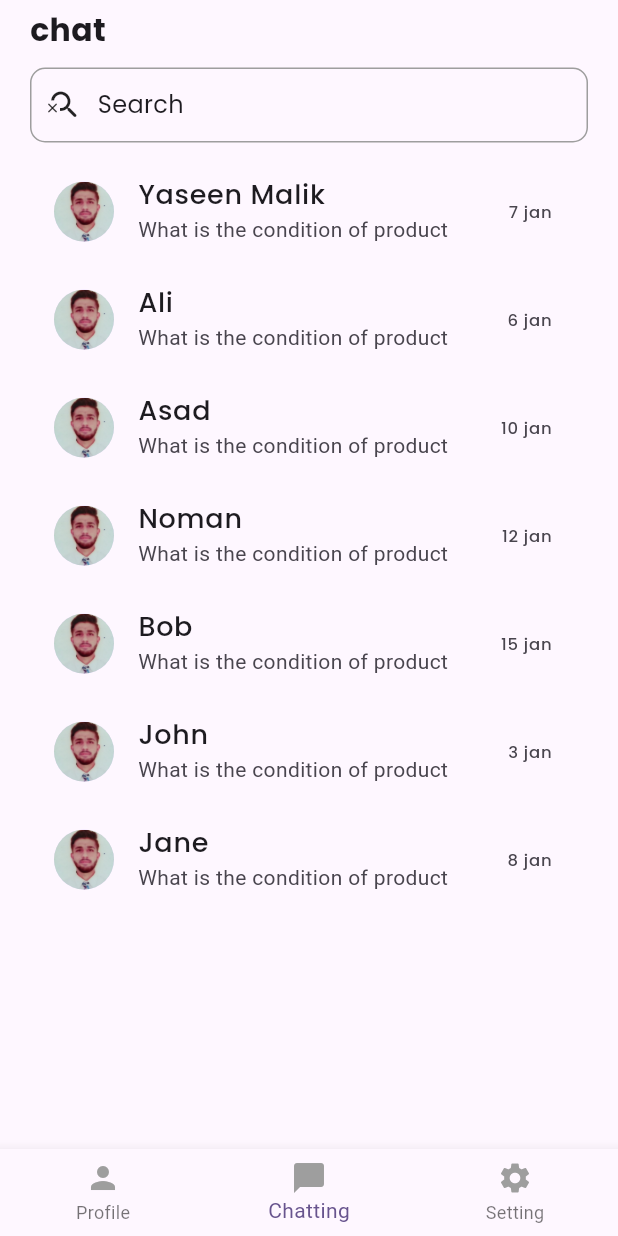
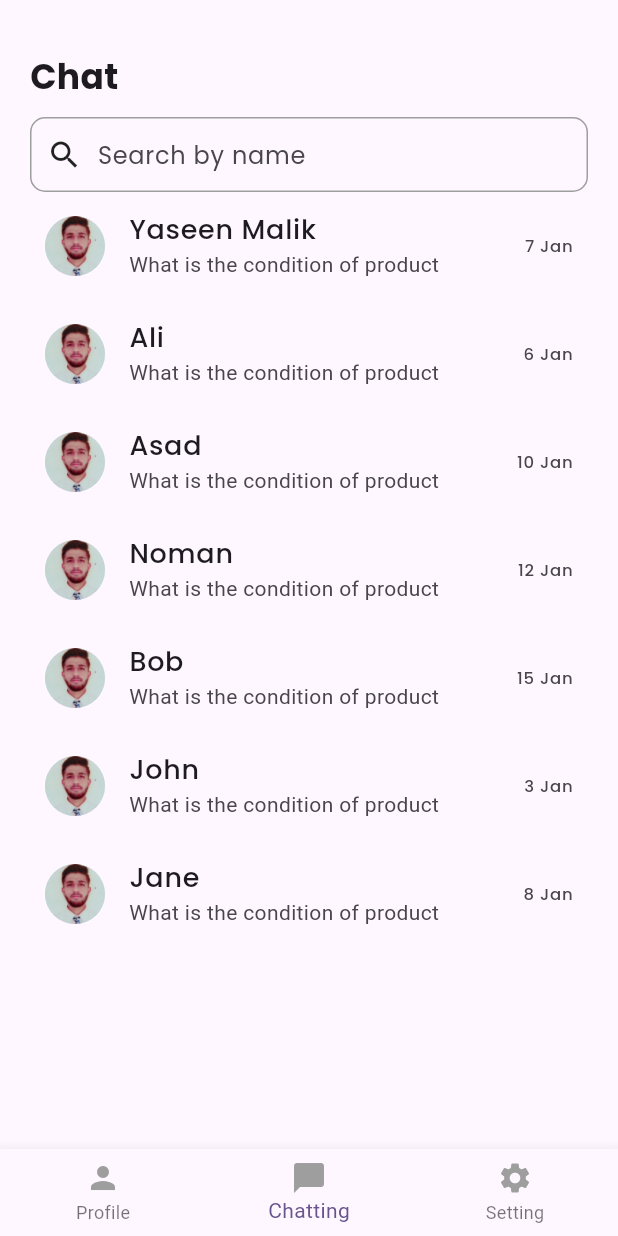
Before and after one commit to Malik399758/chat-app, a Flutter app: the screen it shows after launch, item 2 of the bottom bar chosen, on a phone screen of 412 x 824 dp. Run offline on Flutter 3.47's test engine with Material 3 defaults, Android fonts, the phone set to English and light mode, and no system bars; our stand-ins replace flutter_screenutil, google_fonts.

```diff
--- a/lib/main.dart
+++ b/lib/main.dart
@@ -42,7 +42,7 @@ class _NewNavigationState extends State<NewNavigation> {
   int _currentIndex =0;
   List _pages = [
     ProfileScreen(),
-    ConversationScreen(),
+    ChattingScreen(),
     SettingScreen()
   ];
   @override
--- a/lib/views/chat_module/conversation_screen.dart
+++ b/lib/views/chat_module/conversation_screen.dart
@@ -1,17 +1,18 @@
+
 import 'package:flutter/material.dart';
 import 'package:google_fonts/google_fonts.dart';
 import 'package:smit_chat/views/chat_module/chat_screen.dart';
-import 'package:smit_chat/views/chat_module/profile_screen.dart';
-import 'package:smit_chat/views/chat_module/setting_screen.dart';
 
-class ConversationScreen extends StatefulWidget {
-  const ConversationScreen({super.key});
+class ChattingScreen extends StatefulWidget {
+  const ChattingScreen({super.key});
 
   @override
-  State<ConversationScreen> createState() => _ConversationScreenState();
+  State<ChattingScreen> createState() => _ChattingScreenState();
 }
 
-class _ConversationScreenState extends State<ConversationScreen> {
+class _ChattingScreenState extends State<ChattingScreen> {
+  TextEditingController searchController = TextEditingController();
+
   List<String> images = [
     'assets/images/y.jpg',
     'assets/images/y.jpg',
@@ -21,7 +22,7 @@ class _ConversationScreenState extends State<ConversationScreen> {
     'assets/images/y.jpg',
     'assets/images/y.jpg',
   ];
-  List<String> names = ['Yaseen Malik','Ali','Asad','Noman','Bob','John','Jane'];
+  List<String> names = ['Yaseen Malik', 'Ali', 'Asad', 'Noman', 'Bob', 'John', 'Jane'];
   List<String> subTitle = [
     'What is the condition of product',
     'What is the condition of product',
@@ -30,9 +31,25 @@ class _ConversationScreenState extends State<ConversationScreen> {
     'What is the condition of product',
     'What is the condition of product',
     'What is the condition of product',
+  ];
+  List<String> time = ['7 Jan', '6 Jan', '10 Jan', '12 Jan', '15 Jan', '3 Jan', '8 Jan'];
 
-  ];
-  List<String> time = ['7 jan','6 jan','10 jan','12 jan','15 jan','3 jan','8 jan'];
+  List<String> filteredNames = [];
+
+  @override
+  void initState() {
+    super.initState();
+    filteredNames = List.from(names);
+  }
+
+  void filterSearch(String query) {
+    setState(() {
+      filteredNames = query.isEmpty
+          ? List.from(names)
+          : names.where((name) => name.toLowerCase().contains(query.toLowerCase())).toList();
+    });
+  }
+
   @override
   Widget build(BuildContext context) {
     return Padding(
@@ -40,50 +57,77 @@ class _ConversationScreenState extends State<ConversationScreen> {
       child: Column(
         crossAxisAlignment: CrossAxisAlignment.start,
         children: [
-          SizedBox(height: 5,),
-          Text('chat',style: GoogleFonts.poppins(fontSize: 21,fontWeight: FontWeight.bold),),
-          SizedBox(height: 10,),
+          const SizedBox(height: 5),
+          Padding(
+            padding: const EdgeInsets.only(top: 30),
+            child: Text(
+              'Chat',
+              style: GoogleFonts.poppins(fontSize: 23, fontWeight: FontWeight.bold),
+            ),
+          ),
+          const SizedBox(height: 10),
           Container(
             width: double.infinity,
             height: 50,
             decoration: BoxDecoration(
               borderRadius: BorderRadius.circular(10),
-              border: Border.all(color: Colors.grey)
+              border: Border.all(color: Colors.grey),
             ),
             child: Padding(
-              padding: const EdgeInsets.all(10.0),
+              padding: const EdgeInsets.symmetric(horizontal: 10),
               child: Row(
                 children: [
-                  Icon(Icons.search_off_rounded),
-                  SizedBox(width: 10,),
-                  Text('Search',style: GoogleFonts.poppins(fontSize: 16),),
+                  const Icon(Icons.search),
+                  const SizedBox(width: 10),
+                  Expanded(
+                    child: TextField(
+                      controller: searchController,
+                      onChanged: filterSearch,
+                      decoration: const InputDecoration(
+                        hintText: "Search by name",
+                        border: InputBorder.none,
+                      ),
+                      style: GoogleFonts.poppins(fontSize: 16),
+                    ),
+                  ),
                 ],
               ),
             ),
           ),
-          SizedBox(height: 10,),
           Expanded(
             child: ListView.builder(
-              itemCount: 7,
-                itemBuilder: (context,index){
-                  return Container(
-                    child: GestureDetector(
-                      onTap: (){
-                       Navigator.push(context, MaterialPageRoute(builder: (context) => ChatScreen(image: images[index], names: names[index],)));
-                      },
-                      child: ListTile(
-                        leading: CircleAvatar(
-                          backgroundImage: AssetImage(images[index]),
-                        ),
-                        title: Text(names[index],style: GoogleFonts.poppins(fontSize: 18,fontWeight: FontWeight.w500),),
-                        subtitle: Text(subTitle[index]),
-                        trailing: Text(time[index],style: GoogleFonts.poppins(),),
+              padding: EdgeInsets.zero,
+              itemCount: filteredNames.length,
+              itemBuilder: (context, index) {
+                int originalIndex = names.indexOf(filteredNames[index]); // Get original index
+                return GestureDetector(
+                  onTap: () {
+                    Navigator.push(
+                      context,
+                      MaterialPageRoute(
+                        builder: (context) => ChatScreen(image: images[index], names: names[index])
                       ),
+                    );
+                  },
+                  child: ListTile(
+                    contentPadding: const EdgeInsets.symmetric(horizontal: 10),
+                    leading: CircleAvatar(
+                      backgroundImage: AssetImage(images[originalIndex]),
                     ),
-                  );
-
-                }),
-          )
+                    title: Text(
+                      names[originalIndex],
+                      style: GoogleFonts.poppins(fontSize: 18, fontWeight: FontWeight.w500),
+                    ),
+                    subtitle: Text(subTitle[originalIndex]),
+                    trailing: Text(
+                      time[originalIndex],
+                      style: GoogleFonts.poppins(),
+                    ),
+                  ),
+                );
+              },
+            ),
+          ),
         ],
       ),
     );
```
Also changed, not shown: 1 other file.
